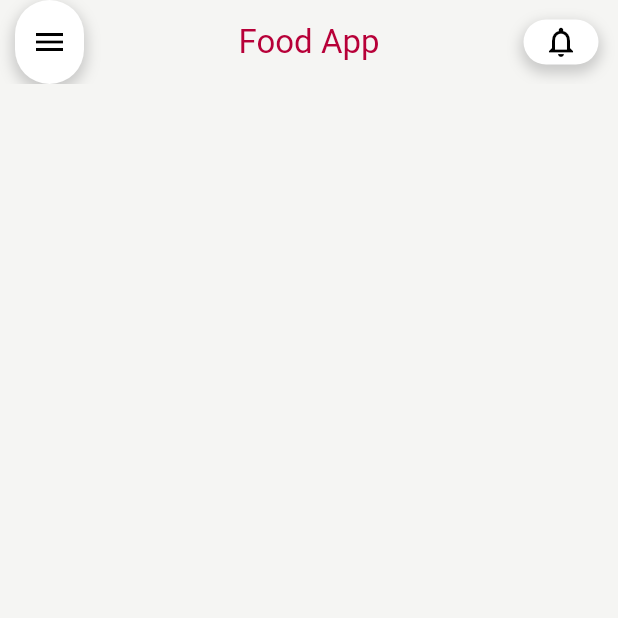
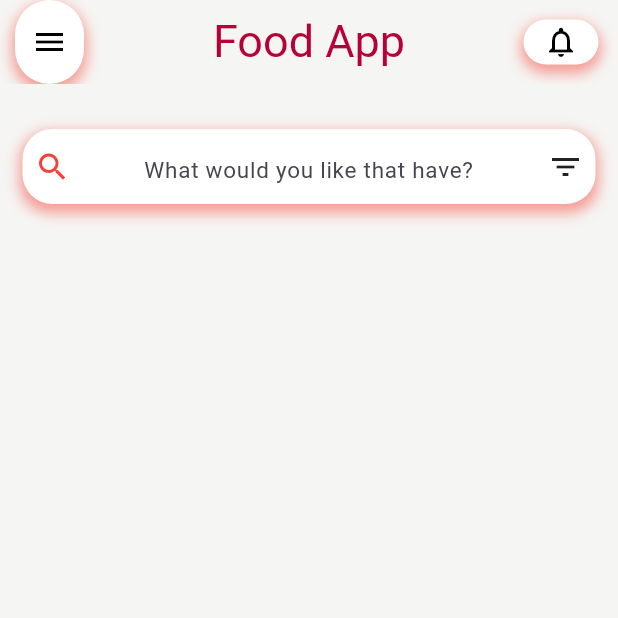
Before and after one commit to DevByShahzaib/Food-App-UI, a Flutter app: the screen it shows after launch, on a phone screen of 412 x 824 dp, the top half of it. Run offline on Flutter 3.47's test engine with Material 3 defaults, Android fonts, the phone set to English and light mode, and no system bars.

Commit message:
Completed search bar design

```diff
--- /dev/null
+++ b/lib/appbar.dart
@@ -0,0 +1,40 @@
+import 'package:flutter/material.dart';
+import 'package:food_ui_app/constants.dart';
+
+PreferredSizeWidget AppbarWidget = AppBar(
+  title: Text(
+    'Food App',
+    style: TextStyle(color: Color(0xffb70038), fontSize: 30),
+  ),
+  elevation: 0.0,
+  backgroundColor: Color(0xFFF5F5F3),
+  centerTitle: true,
+  leading: InkWell(
+    onTap: () {},
+    child: Container(
+      height: 30,
+      width: 50,
+      decoration: iconDecoration,
+      margin: EdgeInsets.only(left: 10),
+      child: Icon(
+        Icons.menu,
+        color: Colors.black,
+      ),
+    ),
+  ),
+  actions: [
+    InkWell(
+      onTap: () {},
+      child: Container(
+        height: 30,
+        width: 50,
+        margin: EdgeInsets.symmetric(horizontal: 13),
+        decoration: iconDecoration,
+        child: Icon(
+          Icons.notifications_none,
+          color: Colors.black,
+        ),
+      ),
+    )
+  ],
+);
--- a/lib/constants.dart
+++ b/lib/constants.dart
@@ -5,7 +5,7 @@ BoxDecoration iconDecoration = BoxDecoration(
     borderRadius: BorderRadius.circular(100),
     boxShadow: [
       BoxShadow(
-          color: Colors.grey.withOpacity(0.5),
+          color: Colors.red.withOpacity(0.5),
           blurRadius: 7,
           spreadRadius: 2,
           offset: Offset(0, 4))
--- a/lib/home_page.dart
+++ b/lib/home_page.dart
@@ -1,5 +1,7 @@
 import 'package:flutter/material.dart';
+import 'package:food_ui_app/appbar.dart';
 import 'package:food_ui_app/constants.dart';
+import 'package:food_ui_app/search.dart';
 
 class HomePage extends StatefulWidget {
   const HomePage({super.key});
@@ -13,44 +15,19 @@ class _HomePageState extends State<HomePage> {
   Widget build(BuildContext context) {
     return Scaffold(
       appBar: AppbarWidget,
+      body: SingleChildScrollView(
+        scrollDirection: Axis.vertical,
+        child: Column(
+          mainAxisAlignment: MainAxisAlignment.start,
+          crossAxisAlignment: CrossAxisAlignment.start,
+          children: [
+            SizedBox(
+              height: 20,
+            ),
+            Search(),
+          ],
+        ),
+      ),
     );
   }
 }
-
-PreferredSizeWidget AppbarWidget = AppBar(
-  title: Text(
-    'Food App',
-    style: TextStyle(color: Color(0xffb70038)),
-  ),
-  elevation: 0.0,
-  backgroundColor: Color(0xFFF5F5F3),
-  centerTitle: true,
-  leading: InkWell(
-    onTap: () {},
-    child: Container(
-      height: 30,
-      width: 50,
-      decoration: iconDecoration,
-      margin: EdgeInsets.only(left: 10),
-      child: Icon(
-        Icons.menu,
-        color: Colors.black,
-      ),
-    ),
-  ),
-  actions: [
-    InkWell(
-      onTap: () {},
-      child: Container(
-        height: 30,
-        width: 50,
-        margin: EdgeInsets.symmetric(horizontal: 13),
-        decoration: iconDecoration,
-        child: Icon(
-          Icons.notifications_none,
-          color: Colors.black,
-        ),
-      ),
-    )
-  ],
-);
--- /dev/null
+++ b/lib/search.dart
@@ -0,0 +1,53 @@
+import 'package:flutter/material.dart';
+import 'package:food_ui_app/constants.dart';
+
+class Search extends StatelessWidget {
+  const Search({super.key});
+
+  @override
+  Widget build(BuildContext context) {
+    return Padding(
+      padding: const EdgeInsets.symmetric(horizontal: 15, vertical: 10),
+      child: Container(
+        width: double.infinity,
+        height: 50,
+        decoration: iconDecoration.copyWith(
+          borderRadius: BorderRadius.circular(20),
+        ),
+        child: Padding(
+          padding: const EdgeInsets.all(8.0),
+          child: Row(
+            mainAxisAlignment: MainAxisAlignment.spaceBetween,
+            children: [
+              Icon(
+                Icons.search,
+                color: Colors.red,
+              ),
+              Expanded(
+                child: Padding(
+                  padding: const EdgeInsets.symmetric(horizontal: 15),
+                  child: TextField(
+                    textAlign: TextAlign.center,
+                    textAlignVertical: TextAlignVertical.center,
+                    decoration: InputDecoration(
+                      focusedBorder: OutlineInputBorder(
+                          borderRadius: BorderRadius.only(
+                              bottomLeft: Radius.circular(15),
+                              topRight: Radius.circular(15)),
+                          borderSide: BorderSide(
+                              width: 1, color: Colors.deepOrange.shade100)),
+                      hintText: "What would you like that have?",
+                      hintStyle: TextStyle(fontSize: 15),
+                      border: InputBorder.none,
+                    ),
+                  ),
+                ),
+              ),
+              Icon(Icons.filter_list),
+            ],
+          ),
+        ),
+      ),
+    );
+  }
+}
```
